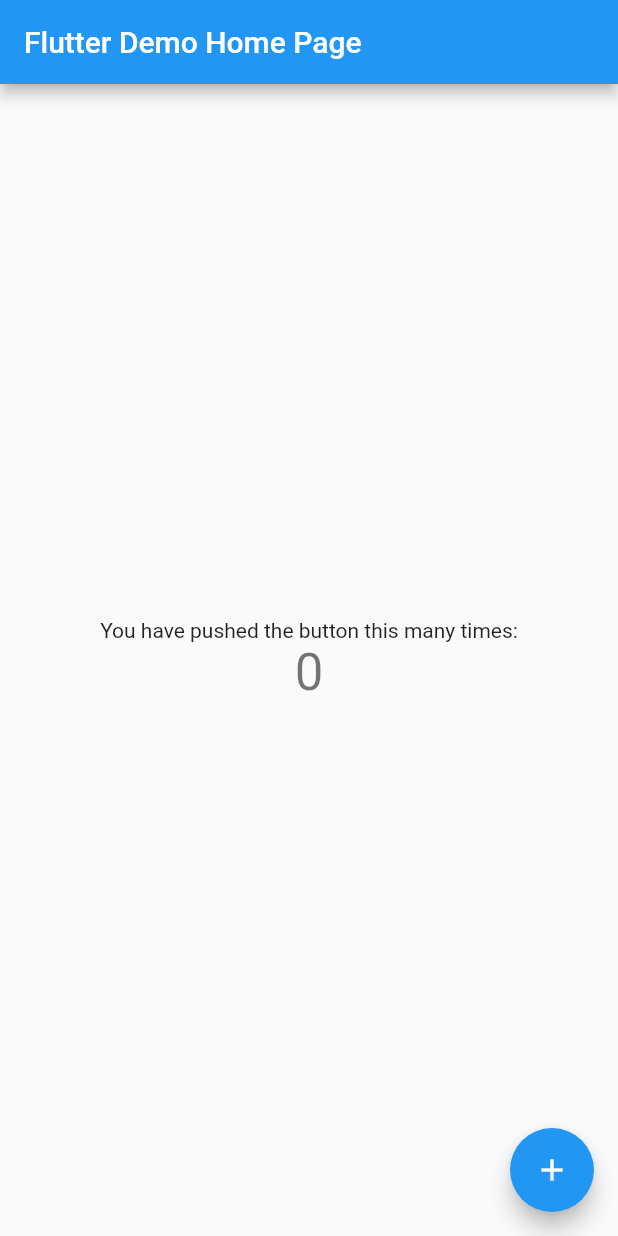
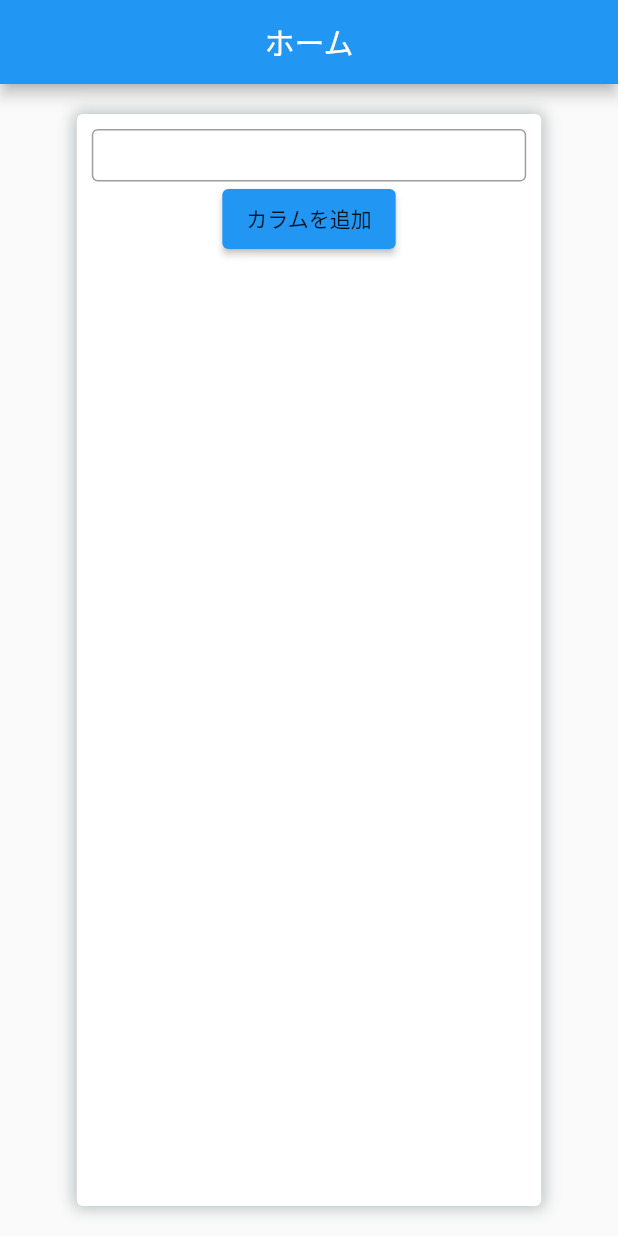
Before and after one commit to emgniddikur/trello_clone, a Flutter app: the screen it shows after launch, on a phone screen of 412 x 824 dp. Run offline on Flutter 3.47's test engine with Material 2 defaults, Android fonts, the phone set to English and light mode, and no system bars; drawn by our look-alikes of carousel_slider.

Commit message:
カラム、カードの追加機能を追加

```diff
--- /dev/null
+++ b/lib/home_page.dart
@@ -0,0 +1,195 @@
+import 'package:carousel_slider/carousel_slider.dart';
+import 'package:flutter/material.dart';
+import 'package:trello_clone/task_card.dart';
+import 'package:trello_clone/task_column.dart';
+
+class HomePage extends StatefulWidget {
+  @override
+  _HomePageState createState() => _HomePageState();
+}
+
+class _HomePageState extends State<HomePage> {
+  List<TaskColumn> taskColumns = [];
+
+  TextEditingController _taskColumnTextController = TextEditingController();
+  TextEditingController _taskCardTextController = TextEditingController();
+
+  @override
+  Widget build(BuildContext context) {
+    return Scaffold(
+      appBar: AppBar(
+        title: Center(child: Text('ホーム')),
+      ),
+      body: _buildBody(),
+    );
+  }
+
+  Widget _buildBody() {
+    return CarouselSlider(
+      options: CarouselOptions(
+        height: double.infinity,
+        enableInfiniteScroll: false,
+      ),
+      items: [
+        taskColumns.map((taskColumn) {
+          return Container(
+              width: MediaQuery.of(context).size.width,
+              padding: EdgeInsets.all(10.0),
+              margin: EdgeInsets.symmetric(vertical: 20.0, horizontal: 10.0),
+              decoration: BoxDecoration(boxShadow: [
+                BoxShadow(
+                    blurRadius: 8,
+                    offset: Offset(0, 0),
+                    color: Color.fromRGBO(127, 140, 141, 0.5),
+                    spreadRadius: 2)
+              ], borderRadius: BorderRadius.circular(4.0), color: Colors.white),
+              child: Column(
+                  crossAxisAlignment: CrossAxisAlignment.start,
+                  children: [
+                    [
+                      Container(
+                          child: Text(taskColumn.name),
+                          padding: EdgeInsets.symmetric(
+                              vertical: 5.0, horizontal: 10.0),
+                          margin: EdgeInsets.only(bottom: 5.0),
+                      ),
+                    ],
+                    taskColumn.taskCards.map((taskCard) {
+                      return Container(
+                        width: double.infinity,
+                        padding: EdgeInsets.all(10.0),
+                        margin: EdgeInsets.only(bottom: 10.0),
+                        decoration: BoxDecoration(
+                            boxShadow: [
+                              BoxShadow(
+                                  blurRadius: 8,
+                                  offset: Offset(0, 0),
+                                  color: Color.fromRGBO(127, 140, 141, 0.5),
+                                  spreadRadius: 2)
+                            ],
+                            borderRadius: BorderRadius.circular(4.0),
+                            color: Colors.white),
+                        child: Text(taskCard.name),
+                      );
+                    }).toList(),
+                    [_buildAddTaskCard(taskColumn.id)]
+                  ].expand((element) => element).toList()));
+        }).toList(),
+        [_buildAddTaskColumn()]
+      ].expand((element) => element).toList(),
+    );
+  }
+
+  Widget _buildAddTaskColumn() {
+    void _addTaskColumn(String name) {
+      setState(() {
+        // 新しいカラム
+        final newTaskColumn = new TaskColumn(name);
+        // カラムを追加
+        taskColumns.add(newTaskColumn);
+
+        // 入力欄をリセット
+        _taskColumnTextController.text = '';
+      });
+    }
+
+    return Container(
+      width: MediaQuery.of(context).size.width,
+      padding: EdgeInsets.all(10.0),
+      margin: EdgeInsets.symmetric(vertical: 20.0, horizontal: 10.0),
+      decoration: BoxDecoration(boxShadow: [
+        BoxShadow(
+            blurRadius: 8.0,
+            offset: Offset(0, 0),
+            color: Color.fromRGBO(127, 140, 141, 0.5),
+            spreadRadius: 2)
+      ], borderRadius: BorderRadius.circular(4.0), color: Colors.white),
+      child: Column(
+        children: [
+          SizedBox(
+            height: 40.0,
+            child: TextField(
+                controller: _taskColumnTextController,
+                decoration: InputDecoration(
+                  border: OutlineInputBorder(),
+                  isDense: true,
+                  contentPadding: EdgeInsets.all(8),
+                )),
+          ),
+          SizedBox(
+            height: 40.0,
+            child: RaisedButton(
+              child: Text('カラムを追加'),
+              color: Colors.blue,
+              shape: RoundedRectangleBorder(
+                borderRadius: BorderRadius.circular(4.0),
+              ),
+              onPressed: () {
+                // 新しいカラム名
+                final newTaskColumnName = _taskColumnTextController.text.trim();
+                // 空文字の場合は早期リターン
+                if (newTaskColumnName == '') {
+                  return;
+                }
+                // カラムを追加
+                _addTaskColumn(newTaskColumnName);
+              },
+            ),
+          ),
+        ],
+      ),
+    );
+  }
+
+  Widget _buildAddTaskCard(int taskColumnId) {
+    void _addTaskCard(int taskColumnId, String name) {
+      setState(() {
+        // カードを追加するカラム
+        final taskColumn = taskColumns
+            .firstWhere((taskColumn) => taskColumn.id == taskColumnId);
+        // 新しいカード
+        final newTaskCard = new TaskCard(name);
+        // カードを追加
+        taskColumn.taskCards.add(newTaskCard);
+
+        // 入力欄をリセット
+        _taskCardTextController.text = '';
+      });
+    }
+
+    return Column(
+      children: [
+        SizedBox(
+          height: 40.0,
+          child: TextField(
+              controller: _taskCardTextController,
+              decoration: InputDecoration(
+                border: OutlineInputBorder(),
+                isDense: true,
+                contentPadding: EdgeInsets.all(8.0),
+              )),
+        ),
+        SizedBox(
+          height: 40.0,
+          child: RaisedButton(
+            child: Text('カードを追加'),
+            color: Colors.blue,
+            shape: RoundedRectangleBorder(
+              borderRadius: BorderRadius.circular(4.0),
+            ),
+            onPressed: () {
+              // 新しいカード名
+              final newTaskCardName = _taskCardTextController.text.trim();
+              // 空文字の場合は早期リターン
+              if (newTaskCardName == '') {
+                return;
+              }
+              // カードを追加
+              _addTaskCard(taskColumnId, newTaskCardName);
+            },
+          ),
+        ),
+      ],
+    );
+  }
+}
--- a/lib/main.dart
+++ b/lib/main.dart
@@ -1,113 +1,14 @@
 import 'package:flutter/material.dart';
+import 'package:trello_clone/home_page.dart';
 
-void main() {
-  runApp(MyApp());
-}
+void main() => runApp(MyApp());
 
 class MyApp extends StatelessWidget {
-  // This widget is the root of your application.
   @override
   Widget build(BuildContext context) {
     return MaterialApp(
-      title: 'Flutter Demo',
-      theme: ThemeData(
-        // This is the theme of your application.
-        //
-        // Try running your application with "flutter run". You'll see the
-        // application has a blue toolbar. Then, without quitting the app, try
-        // changing the primarySwatch below to Colors.green and then invoke
-        // "hot reload" (press "r" in the console where you ran "flutter run",
-        // or simply save your changes to "hot reload" in a Flutter IDE).
-        // Notice that the counter didn't reset back to zero; the application
-        // is not restarted.
-        primarySwatch: Colors.blue,
-      ),
-      home: MyHomePage(title: 'Flutter Demo Home Page'),
+      title: 'trello clone',
+      home: HomePage(),
     );
   }
 }
-
-class MyHomePage extends StatefulWidget {
-  MyHomePage({Key key, this.title}) : super(key: key);
-
-  // This widget is the home page of your application. It is stateful, meaning
-  // that it has a State object (defined below) that contains fields that affect
-  // how it looks.
-
-  // This class is the configuration for the state. It holds the values (in this
-  // case the title) provided by the parent (in this case the App widget) and
-  // used by the build method of the State. Fields in a Widget subclass are
-  // always marked "final".
-
-  final String title;
-
-  @override
-  _MyHomePageState createState() => _MyHomePageState();
-}
-
-class _MyHomePageState extends State<MyHomePage> {
-  int _counter = 0;
-
-  void _incrementCounter() {
-    setState(() {
-      // This call to setState tells the Flutter framework that something has
-      // changed in this State, which causes it to rerun the build method below
-      // so that the display can reflect the updated values. If we changed
-      // _counter without calling setState(), then the build method would not be
-      // called again, and so nothing would appear to happen.
-      _counter++;
-    });
-  }
-
-  @override
-  Widget build(BuildContext context) {
-    // This method is rerun every time setState is called, for instance as done
-    // by the _incrementCounter method above.
-    //
-    // The Flutter framework has been optimized to make rerunning build methods
-    // fast, so that you can just rebuild anything that needs updating rather
-    // than having to individually change instances of widgets.
-    return Scaffold(
-      appBar: AppBar(
-        // Here we take the value from the MyHomePage object that was created by
-        // the App.build method, and use it to set our appbar title.
-        title: Text(widget.title),
-      ),
-      body: Center(
-        // Center is a layout widget. It takes a single child and positions it
-        // in the middle of the parent.
-        child: Column(
-          // Column is also a layout widget. It takes a list of children and
-          // arranges them vertically. By default, it sizes itself to fit its
-          // children horizontally, and tries to be as tall as its parent.
-          //
-          // Invoke "debug painting" (press "p" in the console, choose the
-          // "Toggle Debug Paint" action from the Flutter Inspector in Android
-          // Studio, or the "Toggle Debug Paint" command in Visual Studio Code)
-          // to see the wireframe for each widget.
-          //
-          // Column has various properties to control how it sizes itself and
-          // how it positions its children. Here we use mainAxisAlignment to
-          // center the children vertically; the main axis here is the vertical
-          // axis because Columns are vertical (the cross axis would be
-          // horizontal).
-          mainAxisAlignment: MainAxisAlignment.center,
-          children: <Widget>[
-            Text(
-              'You have pushed the button this many times:',
-            ),
-            Text(
-              '$_counter',
-              style: Theme.of(context).textTheme.headline4,
-            ),
-          ],
-        ),
-      ),
-      floatingActionButton: FloatingActionButton(
-        onPressed: _incrementCounter,
-        tooltip: 'Increment',
-        child: Icon(Icons.add),
-      ), // This trailing comma makes auto-formatting nicer for build methods.
-    );
-  }
-}
--- /dev/null
+++ b/lib/task_card.dart
@@ -0,0 +1,11 @@
+class TaskCard {
+  int id;
+  String name;
+
+  static int createdCount = 0;
+
+  TaskCard(String name) {
+    this.id = ++createdCount;
+    this.name = name;
+  }
+}
--- /dev/null
+++ b/lib/task_column.dart
@@ -0,0 +1,15 @@
+import 'package:trello_clone/task_card.dart';
+
+class TaskColumn {
+  int id;
+  String name;
+  List<TaskCard> taskCards;
+
+  static int createdCount = 0;
+
+  TaskColumn(String name) {
+    this.id = ++createdCount;
+    this.name = name;
+    this.taskCards = [];
+  }
+}
--- a/pubspec.yaml
+++ b/pubspec.yaml
@@ -28,6 +28,7 @@
   # The following adds the Cupertino Icons font to your application.
   # Use with the CupertinoIcons class for iOS style icons.
   cupertino_icons: ^1.0.1
+  carousel_slider: ^2.3.1
 
 dev_dependencies:
   flutter_test:
```
Also changed, not shown: pubspec.lock, 1 other file.
